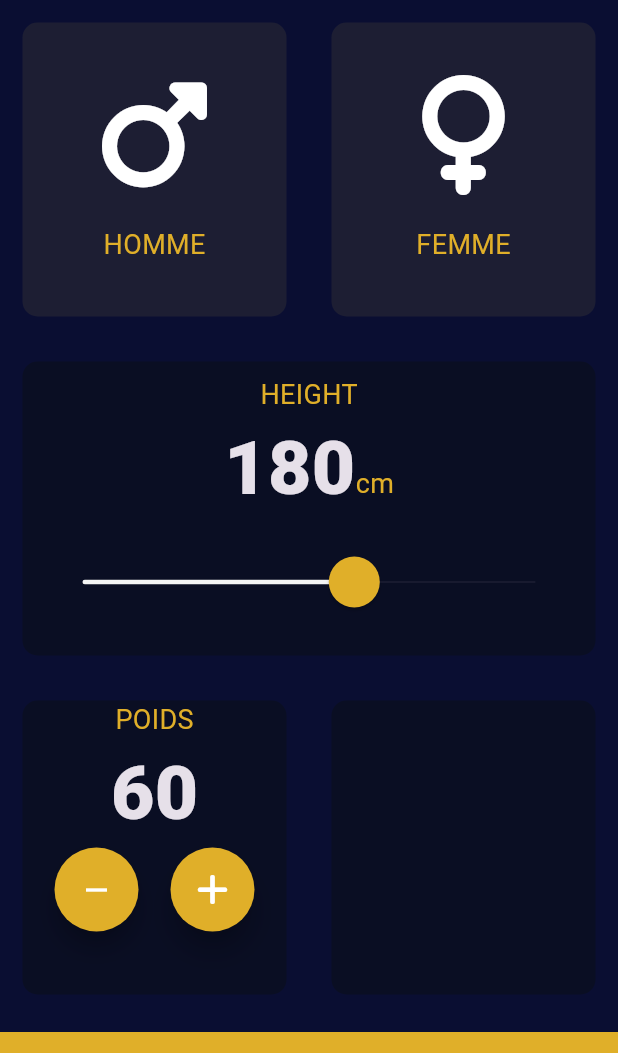
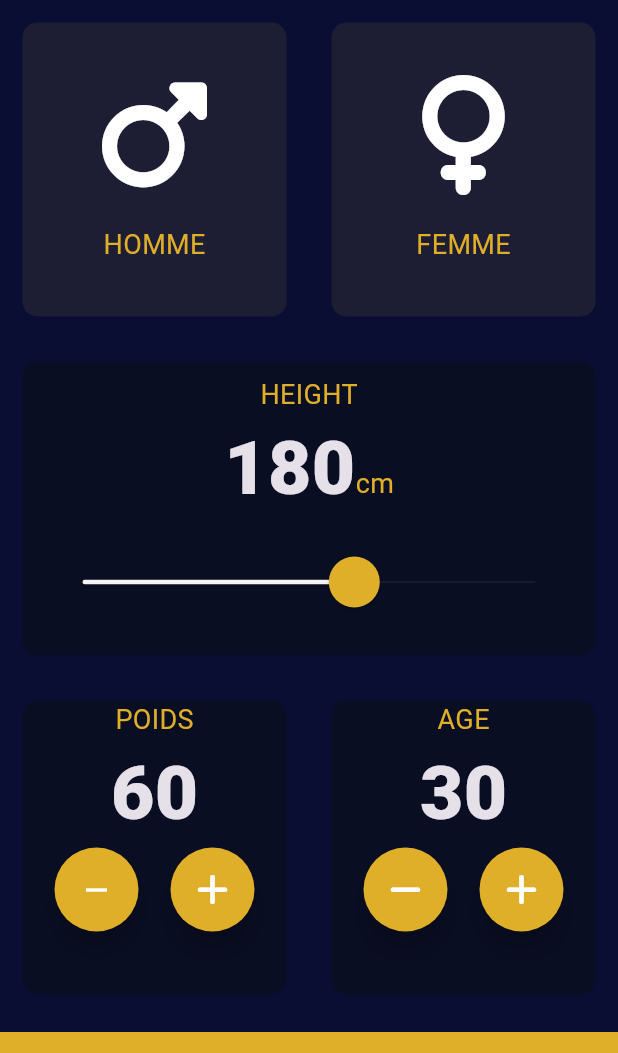
Before and after one commit to Aleks512/IMC-calculator-Flutter, a Flutter app: the screen it shows after launch, on a phone screen of 412 x 824 dp, the part 84-1137 px from its top. Run offline on Flutter 3.47's test engine with Material 3 defaults, Android fonts, the phone set to English and light mode, and no system bars; our stand-ins replace font_awesome_flutter.

Commit message:
age widget

```diff
--- a/lib/input_page.dart
+++ b/lib/input_page.dart
@@ -18,6 +18,7 @@ class _InputPageState extends State<InputPage> {
   Gender? selectedGender;
   int height = 180;
   int weight = 60;
+  int age = 30;
 
   @override
   Widget build(BuildContext context) {
@@ -160,9 +161,37 @@ class _InputPageState extends State<InputPage> {
                   ),
                   colour: kReusableCardsColor,
                 )),
-                const Expanded(
+                Expanded(
                   child: ReusableCard(
                     colour: kReusableCardsColor,
+                    cardChild: Column(
+                      children: [
+                        const Text(
+                          "AGE",
+                          style: kLabeltextStyle,
+                        ),
+                        Text(age.toString(), style: kNumberTextStyle),
+                        Row(
+                          mainAxisAlignment: MainAxisAlignment.spaceEvenly,
+                          children: [
+                            RoundIconButton(
+                                icon: FontAwesomeIcons.minus,
+                                onPressed: () {
+                                  setState(() {
+                                    age--;
+                                  });
+                                }),
+                            RoundIconButton(
+                                icon: FontAwesomeIcons.plus,
+                                onPressed: () {
+                                  setState(() {
+                                    age++;
+                                  });
+                                }),
+                          ],
+                        )
+                      ],
+                    ),
                   ),
                 )
               ],
```
